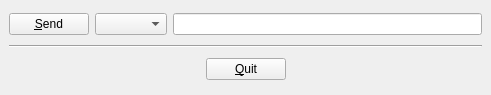
First picture: the form in UI_elecraft_comms.ui, repository tominthewallowas/elecraft-comms-pyqt5, before the edit.
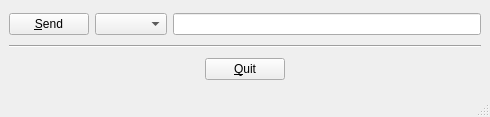
Second picture: the form after the edit.

Commit message: Added test fields for trying out commands before constructing the commands in the yaml file.

Diff of the .ui file:
```diff
--- a/UI_elecraft_comms.ui
+++ b/UI_elecraft_comms.ui
@@ -6,8 +6,8 @@
    <rect>
     <x>0</x>
     <y>0</y>
-    <width>491</width>
-    <height>95</height>
+    <width>490</width>
+    <height>117</height>
    </rect>
   </property>
   <property name="windowTitle">
@@ -88,6 +88,7 @@
     </item>
    </layout>
   </widget>
+  <widget class="QStatusBar" name="statusBar"/>
  </widget>
  <resources/>
  <connections/>
```
The commit also changes 1 other file.
